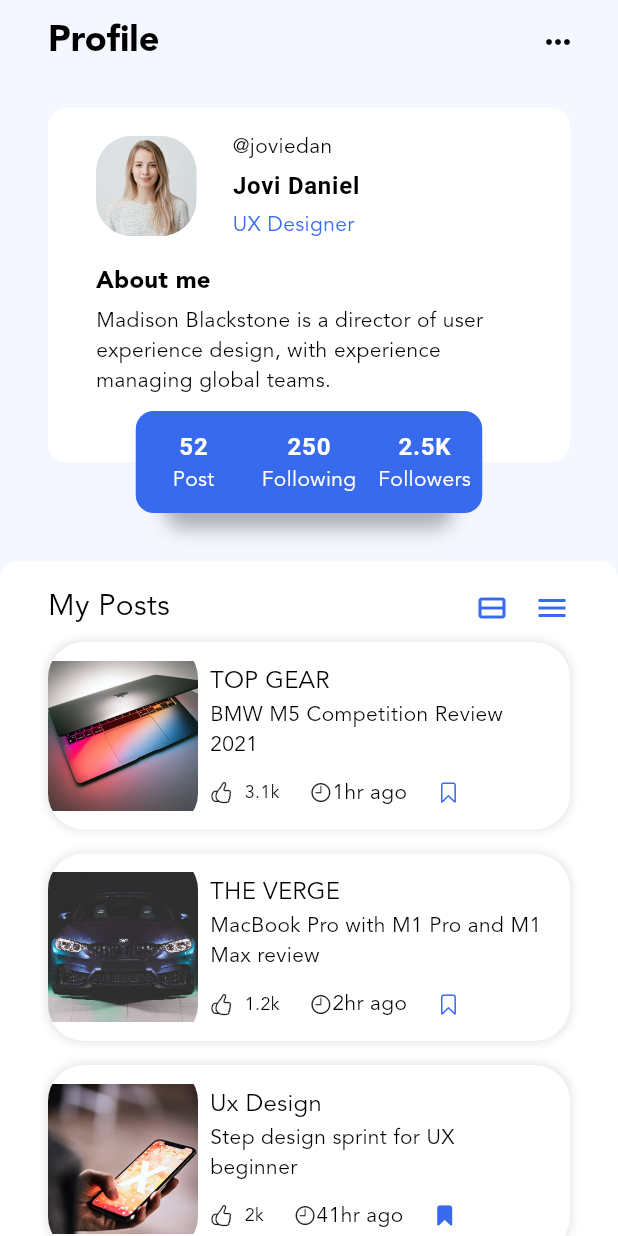
After one commit to NEZHADJAVADALI/flutter_blogClub, a Flutter app: the Profile screen opened directly, on a phone screen of 412 x 824 dp. The commit adds this screen. Run offline on Flutter 3.47's test engine with Material 3 defaults, Android fonts, the phone set to English and light mode, and no system bars; our stand-ins replace carousel_slider, dotted_border, smooth_page_indicator.

Commit message:
start adding navigation to navigatinbar

```diff
--- a/lib/auth.dart
+++ b/lib/auth.dart
@@ -1,5 +1,5 @@
 import 'package:blogclub/gen/assets.gen.dart';
-import 'package:blogclub/article.dart';
+import 'package:blogclub/profile.dart';
 import 'package:flutter/material.dart';
 
 // Ensure article.dart exists and is correctly implemented
@@ -25,6 +25,7 @@ class _LoginSignUpState extends State<LoginSignUp> {
     final screenWidth = MediaQuery.of(context).size.width;
     final themedata = Theme.of(context);
     return Scaffold(
+      resizeToAvoidBottomInset: false,
       backgroundColor: Color(0xffF4F7FF),
       body: Column(
         crossAxisAlignment: CrossAxisAlignment.center,
@@ -128,7 +129,7 @@ class _LoginSection extends StatelessWidget {
                     Navigator.of(context).pushReplacement(
                       MaterialPageRoute(
                         builder: (context) {
-                          return Article();
+                          return Profile();
                         },
                       ),
                     );
--- a/lib/home.dart
+++ b/lib/home.dart
@@ -1,4 +1,3 @@
-
 import 'package:carousel_slider/carousel_slider.dart';
 import 'package:dotted_border/dotted_border.dart';
 import 'package:flutter/cupertino.dart';
@@ -28,7 +27,7 @@ class MyHomePage extends StatelessWidget {
               _ListView(screenWidth: screenWidth, stories: stories),
               _CategoryCarousel(categories: categories, themeData: themeData),
               _PostHeader(),
-              _PostList(posts: posts),
+              PostList(posts: posts),
             ],
           ),
         ),
@@ -38,8 +37,8 @@ class MyHomePage extends StatelessWidget {
 }
 
 
-class _PostList extends StatelessWidget {
-  const _PostList({required this.posts});
+class PostList extends StatelessWidget {
+  const PostList({super.key, required this.posts});
 
   final List<PostData> posts;
 
@@ -55,6 +54,8 @@ class _PostList extends StatelessWidget {
       return Padding(
         padding: const EdgeInsets.fromLTRB(32, 8, 32, 8),
         child: Container(
+          height: 141,
+          width: 343,
           decoration: BoxDecoration(
             color: Colors.white,
             borderRadius: BorderRadius.circular(24),
@@ -72,6 +73,8 @@ class _PostList extends StatelessWidget {
                 borderRadius: BorderRadius.circular(24),
                 child: Image.asset(
                   "assets/img/posts/small/${post.imageFileName}",
+                  height: 141,
+                  width: 100,
                 ),
               ),
               Expanded(
--- a/lib/onboarding.dart
+++ b/lib/onboarding.dart
@@ -92,7 +92,7 @@ class _OnBoardingScreenState extends State<OnBoardingScreen> {
                             _pageController.animateToPage(_currentPage+1, duration: Duration(microseconds: 500), curve: Curves.decelerate);
                           }else{
                             Navigator.of(context).pushReplacement(CupertinoPageRoute(builder: (context){return LoginSignUp();}),);}})
-    ]),
+          ]),
                 ),
                 SizedBox(height: 32),
               ],
--- /dev/null
+++ b/lib/profile.dart
@@ -0,0 +1,226 @@
+import 'package:blogclub/gen/assets.gen.dart';
+import 'package:flutter/material.dart';
+import 'package:blogclub/data.dart';
+import 'package:blogclub/home.dart';
+class Profile extends StatelessWidget {
+   Profile({super.key});
+
+final posts = AppDatabase.posts;
+  @override
+  Widget build(BuildContext context) {
+    final theme = Theme.of(context);
+    return Scaffold(
+
+      backgroundColor: theme.colorScheme.surface,
+      appBar: AppBar(
+        backgroundColor: theme.colorScheme.surface,
+        elevation: 0,
+        centerTitle: false,
+        title: Padding(
+          padding: const EdgeInsets.only(left: 16),
+          child: Text('Profile', style: theme.textTheme.titleLarge),
+        ),
+        actions: [
+          IconButton(onPressed: () {}, icon: const Icon(Icons.more_horiz)),
+          const SizedBox(width: 16),
+        ],
+      ),
+          body: SingleChildScrollView(
+            child: Column(
+                    children: [
+            Stack(
+              alignment: Alignment.bottomCenter,
+              children: [
+                Padding(
+                  padding: const EdgeInsets.fromLTRB(32, 16, 32, 34),
+                  child: Container(
+                    decoration: BoxDecoration(
+                      color: theme.colorScheme.primaryContainer,
+                      borderRadius: BorderRadius.circular(12),
+                    ),
+                    child: Padding(
+                      padding: const EdgeInsets.fromLTRB(32, 16, 32, 16),
+                      child: Column(
+                        crossAxisAlignment: CrossAxisAlignment.start,
+                        children: [
+                          Row(
+                            children: [
+                              ClipRRect(
+                                borderRadius: BorderRadius.circular(24),
+                                child: Assets.img.stories.story4.image(
+                                  width: 67,
+                                  height: 67,
+                                  fit: BoxFit.cover,
+                                ),
+                              ),
+                              const SizedBox(width: 24),
+                              Column(
+                                crossAxisAlignment: CrossAxisAlignment.start,
+                                children: [
+                                  Text(
+                                    '@joviedan',
+                                    style: theme.textTheme.bodyMedium,
+                                  ),
+                                  const SizedBox(height: 4),
+                                  Text(
+                                    'Jovi Daniel',
+                                    style: theme.textTheme.bodyLarge!.copyWith(
+                                      fontWeight: FontWeight.w600,
+                                    ),
+                                  ),
+                                  const SizedBox(height: 4),
+                                  Text(
+                                    'UX Designer',
+                                    style: theme.textTheme.bodyMedium!.copyWith(
+                                      color: theme.colorScheme.primary,
+                                    ),
+                                  ),
+                                ],
+                              ),
+                            ],
+                          ),
+                          const SizedBox(height: 16),
+                          Text(
+                            'About me',
+                            style: theme.textTheme.titleMedium!.copyWith(
+                              fontWeight: FontWeight.w600,
+                            ),
+                          ),
+                          const SizedBox(height: 4),
+                          Text(
+                            'Madison Blackstone is a director of user experience design, with experience managing global teams.',
+                          ),
+                          const SizedBox(height: 28),
+                        ],
+                      ),
+                    ),
+                  ),
+                ),
+                Positioned(
+                  bottom: 0,
+
+                  child: Container(
+                    width: 171,
+                    height: 40,
+                    decoration: BoxDecoration(
+                      borderRadius: BorderRadius.circular(12),
+                      boxShadow: [
+                        BoxShadow(
+                          color: theme.colorScheme.shadow,
+                          blurRadius: 10,
+                          spreadRadius: 10,
+                        ),
+                      ],
+                    ),
+                  ),
+                ),
+
+                Positioned(
+                  bottom: 0,
+                  child: Container(
+                    width: 231,
+                    height: 68,
+                    decoration: BoxDecoration(
+                      color: theme.colorScheme.primary,
+                      borderRadius: BorderRadius.circular(12),
+                    ),
+                    child: Row(
+                      children: [
+                        Expanded(
+                          flex: 1,
+                          child: Column(
+                            mainAxisAlignment: MainAxisAlignment.center,
+                            children: [
+                              Text(
+                                "52",
+                                style: theme.textTheme.bodyLarge!.copyWith(
+                                  fontWeight: FontWeight.w600,
+                                  color: theme.colorScheme.onPrimary,
+                                ),
+                              ),
+                              Text(
+                                "Post",
+                                style: theme.textTheme.bodyMedium!.copyWith(
+                                  color: theme.colorScheme.onPrimary,
+                                ),
+                              ),
+                            ],
+                          ),
+                        ),
+                        Expanded(
+                          flex: 1,
+                          child: Column(
+                            mainAxisAlignment: MainAxisAlignment.center,
+                            children: [
+                              Text(
+                                "250",
+                                style: theme.textTheme.bodyLarge!.copyWith(
+                                  fontWeight: FontWeight.w600,
+                                  color: theme.colorScheme.onPrimary,
+                                ),
+                              ),
+                              Text(
+                                "Following",
+                                style: theme.textTheme.bodyMedium!.copyWith(
+                                  color: theme.colorScheme.onPrimary,
+                                ),
+                              ),
+                            ],
+                          ),
+                        ),
+                        Expanded(
+                          flex: 1,
+                          child: Column(
+                            mainAxisAlignment: MainAxisAlignment.center,
+                            children: [
+                              Text(
+                                "2.5K",
+                                style: theme.textTheme.bodyLarge!.copyWith(
+                                  fontWeight: FontWeight.w600,
+                                  color: theme.colorScheme.onPrimary,
+                                ),
+                              ),
+                              Text(
+                                "Followers",
+                                style: theme.textTheme.bodyMedium!.copyWith(
+                                  color: theme.colorScheme.onPrimary,
+                                ),
+                              ),
+                            ],
+                          ),
+                        ),
+                      ],
+                    ),
+                  ),
+                ),
+              ],
+            ),
+            const SizedBox(height: 32),
+            Container(
+              decoration: BoxDecoration(
+                color: theme.colorScheme.primaryContainer,
+                borderRadius: BorderRadius.circular(12),
+              ),
+              child: Column(
+                children: [
+                 Padding(
+                   padding: const EdgeInsets.only(left: 32, right: 32, top: 16),
+                   child: Row(
+                    children: [
+                      Expanded(child: Text("My Posts", style: theme.textTheme.titleMedium!.copyWith(fontWeight: FontWeight.w500,fontSize: 20))),
+                      Icon(Icons.view_stream_outlined,color: theme.colorScheme.primary,),
+                      const SizedBox(width: 16),
+                      Icon(Icons.menu_outlined,color: theme.colorScheme.primary,),
+                    ],
+                   ),
+                 ),
+                 PostList(posts: posts)
+                ],
+              ),
+            )
+                    ],
+                  ),
+          ),
+    );
+  }
+}
--- a/lib/theme.dart
+++ b/lib/theme.dart
@@ -7,6 +7,8 @@ class ThemeConfig {
   static ThemeData theme() {
     return ThemeData(
       colorScheme: ColorScheme(
+        shadow: Color(0x4d000000),
+        primaryContainer: Color(0xffffffff),
         brightness: Brightness.light,
         primary: Color(0xFF376AED),
         onPrimary: Color(0xffffffff),
```
Also changed, not shown: lib/main.dart (+168 -104 lines), lib/search.dart (added, +16 -0 lines). Lines whose indentation alone changed are shown as unchanged.
